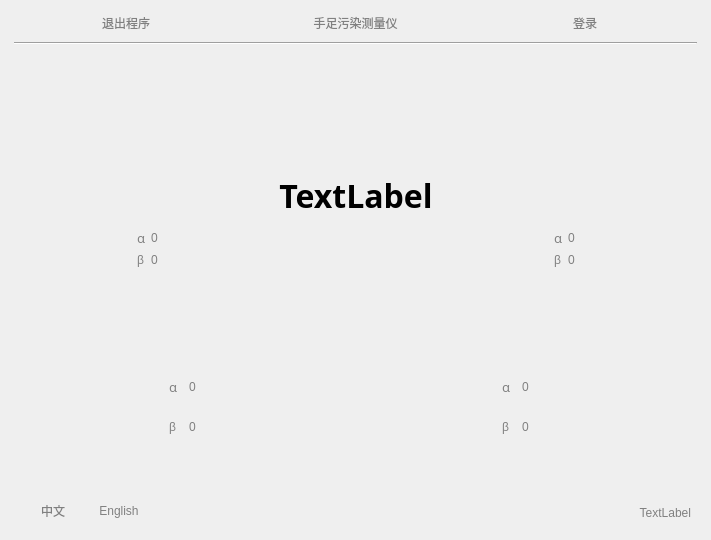
First picture: the form in Demo/deinitwidget.ui, repository 13438120136/XDemo, before the edit.
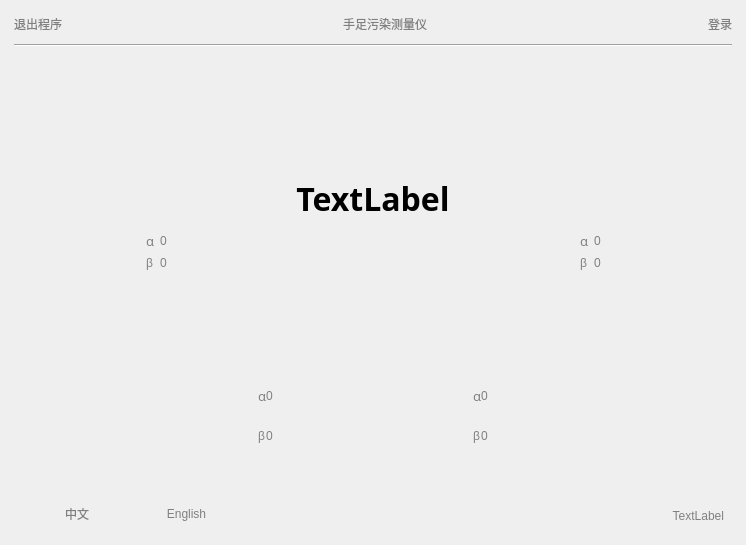
Second picture: the form after the edit. Icons and pictures are not drawn.

What changed in the file:
```diff
--- a/Demo/deinitwidget.ui
+++ b/Demo/deinitwidget.ui
@@ -6,8 +6,8 @@
    <rect>
     <x>0</x>
     <y>0</y>
-    <width>711</width>
-    <height>540</height>
+    <width>746</width>
+    <height>545</height>
    </rect>
   </property>
   <property name="windowTitle">
@@ -31,20 +31,15 @@
      <property name="styleSheet">
       <string notr="true">QPushButton
 {
-   border:0px sloid gray;
+   border: 0px solid gray;
    color: gray;      
-   font: 10pt &quot;黑体&quot;;
-}
-
-QPushButton::hover
-{	
-	color: rgb(0, 255, 255);
+   font: bold 12pt &quot;宋体&quot;;
 }
 
 QLabel
 {
    color: gray;
-   font: 10pt &quot;黑体&quot;;
+   font: bold 14pt &quot;宋体&quot;;
 }</string>
      </property>
      <layout class="QGridLayout" name="gridLayout_18">
@@ -72,7 +67,7 @@
              </property>
             </widget>
            </item>
-           <item row="0" column="1">
+           <item row="0" column="2">
             <widget class="QLabel" name="label">
              <property name="text">
               <string>手足污染测量仪</string>
@@ -82,20 +77,46 @@
              </property>
             </widget>
            </item>
-           <item row="0" column="2">
-            <widget class="QPushButton" name="pushButton_4">
+           <item row="0" column="4">
+            <widget class="QPushButton" name="loginBtn">
              <property name="text">
               <string>登录</string>
              </property>
             </widget>
            </item>
-           <item row="1" column="0" colspan="3">
+           <item row="1" column="0" colspan="5">
             <widget class="Line" name="line">
              <property name="orientation">
               <enum>Qt::Horizontal</enum>
              </property>
             </widget>
            </item>
+           <item row="0" column="1">
+            <spacer name="horizontalSpacer_5">
+             <property name="orientation">
+              <enum>Qt::Horizontal</enum>
+             </property>
+             <property name="sizeHint" stdset="0">
+              <size>
+               <width>40</width>
+               <height>20</height>
+              </size>
+             </property>
+            </spacer>
+           </item>
+           <item row="0" column="3">
+            <spacer name="horizontalSpacer_6">
+             <property name="orientation">
+              <enum>Qt::Horizontal</enum>
+             </property>
+             <property name="sizeHint" stdset="0">
+              <size>
+               <width>40</width>
+               <height>20</height>
+              </size>
+             </property>
+            </spacer>
+           </item>
           </layout>
          </item>
         </layout>
@@ -103,6 +124,13 @@
       </item>
       <item row="1" column="0">
        <widget class="QWidget" name="widget_6" native="true">
+        <property name="styleSheet">
+         <string notr="true">QLabel
+{
+   color: gray;
+   font: 10pt &quot;黑体&quot;;
+}</string>
+        </property>
         <layout class="QGridLayout" name="gridLayout_13">
          <item row="1" column="0">
           <widget class="QWidget" name="widget" native="true">
@@ -406,16 +434,25 @@
        </widget>
       </item>
       <item row="2" column="0">
-       <layout class="QGridLayout" name="gridLayout_17" columnstretch="1,3,1">
-        <property name="leftMargin">
-         <number>9</number>
+       <widget class="QWidget" name="widget_8" native="true">
+        <property name="styleSheet">
+         <string notr="true">QPushButton::focus
+{	
+	color:rgb(64, 242, 255);
+}
+
+QPushButton
+{
+    font: 10pt &quot;黑体&quot;;
+}
+
+QLabel
+{
+   color: gray;
+   font: 10pt &quot;黑体&quot;;
+}</string>
         </property>
-        <property name="rightMargin">
-         <number>9</number>
-        </property>
-        <property name="bottomMargin">
-         <number>9</number>
-        </property>
+        <layout class="QGridLayout" name="gridLayout_17">
         <item row="0" column="0">
          <layout class="QGridLayout" name="gridLayout_14">
           <item row="0" column="0">
@@ -438,6 +475,9 @@
             </property>
             <item row="0" column="0">
              <widget class="QPushButton" name="pushButton">
+               <property name="styleSheet">
+                <string notr="true"/>
+               </property>
               <property name="text">
                <string>中文</string>
               </property>
@@ -466,6 +506,9 @@
         <item row="0" column="1">
          <widget class="QWidget" name="widget_5" native="true">
           <layout class="QGridLayout" name="gridLayout_6">
+            <property name="spacing">
+             <number>0</number>
+            </property>
            <item row="0" column="0">
             <widget class="QWidget" name="widget_3" native="true">
              <layout class="QGridLayout" name="gridLayout">
@@ -731,6 +774,7 @@
          </layout>
         </item>
        </layout>
+       </widget>
       </item>
      </layout>
     </widget>
```
Left out of the diff: 2 changed lines with no effect on the pictures. Lines whose indentation alone changed are shown as unchanged.
